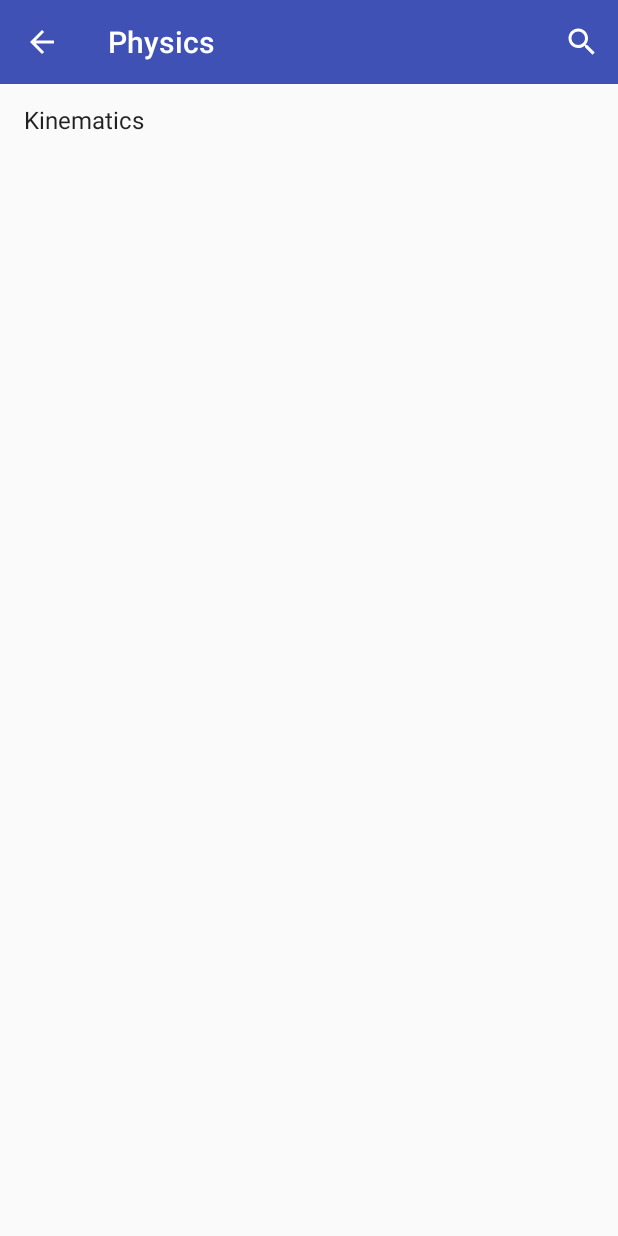
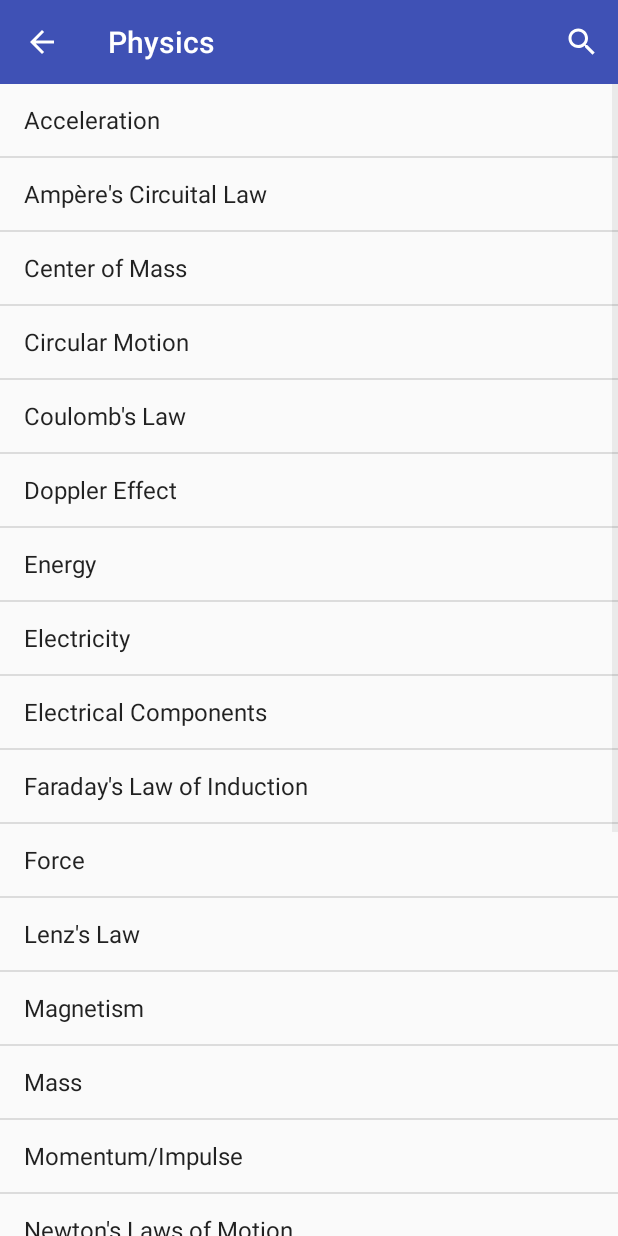
Before and after one commit to Kackerlacka/Mechie, an Android app: the ConceptsPhysics screen opened directly, with no data from a screen before it, on a phone screen of 412 x 824 dp. Run offline under Robolectric (Android 15) with nearby library versions, the phone set to English and light mode, and no system bars.

Commit message:
Added template for many concepts

```diff
--- a/app/src/main/res/values/strings.xml
+++ b/app/src/main/res/values/strings.xml
@@ -92,21 +92,79 @@
     //Concepts Lists
     <string-array name="concepts_mechanics">
         <item>Castigliano\'s Method</item>
+        <item>Hooke\'s Law</item>
+        <item>Modified Goodman Failure Theory</item>
+        <item>Tresca Failure Theory</item>
     </string-array>
     <string-array name="concepts_materials">
+        <item>Ceramics and Glasses</item>
+        <item>Crystallography</item>
         <item>Galvanic Corrosion</item>
+        <item>Metallurgy</item>
+        <item>Nanotechnology</item>
+        <item>Polymers</item>
     </string-array>
     <string-array name="concepts_chemistry">
+        <item>Acids/Bases</item>
+        <item>Atomic Structure</item>
+        <item>Avogadro\'s Law</item>
+        <item>Beer-Lampert Law</item>
+        <item>Boyle\'s Law</item>
+        <item>Charles\'s Law</item>
+        <item>Gibb\'s Free Energy</item>
+        <item>Henry\'s Law</item>
+        <item>Hess\'s Law</item>
         <item>Ideal Gas Law</item>
+        <item>Le Chatelier\'s Principle</item>
+        <item>Lewis Structure</item>
+        <item>Orbital Theory</item>
+        <item>Periodic Table</item>
+        <item>Raoult\'s Law</item>
+        <item>Stoichiometry</item>
     </string-array>
     <string-array name="concepts_physics">
-        <item>Kinematics</item>
+        <item>Acceleration</item>
+        <item>Ampère's Circuital Law</item>
+        <item>Center of Mass</item>
+        <item>Circular Motion</item>
+        <item>Coulomb\'s Law</item>
+        <item>Doppler Effect</item>
+        <item>Energy</item>
+        <item>Electricity</item>
+        <item>Electrical Components</item>
+        <item>Faraday\'s Law of Induction</item>
+        <item>Force</item>
+        <item>Lenz\'s Law</item>
+        <item>Magnetism</item>
+        <item>Mass</item>
+        <item>Momentum/Impulse</item>
+        <item>Newton\'s Laws of Motion</item>
+        <item>Ohm\'s Law</item>
+        <item>Optics</item>
+        <item>Snell\'s Law</item>
+        <item>Speed/Velocity</item>
+        <item>String Theory</item>
+        <item>The Standard Model</item>
+        <item>Torque</item>
+        <item>Work</item>
     </string-array>
     <string-array name="concepts_thermalEngineering">
         <item>1st Law of Thermodynamics</item>
+        <item>2nd Law of Thermodynamics</item>
+        <item>Boiler</item>
+        <item>Condenser</item>
+        <item>Conduction</item>
+        <item>Convection</item>
+        <item>Enthalpy</item>
+        <item>Entropy</item>
+        <item>Heat Exchanger</item>
+        <item>Radiation</item>
+        <item>Thermal Energy</item>
+        <item>Thermodynamic Cycle</item>
     </string-array>
     <string-array name="concepts_mathematics">
-        <item>The Golden Ratio</item>
+        <item>Golden Ratio</item>
+        <item>Pythagorean Theorem</item>
     </string-array>
 
     //Fluid properties names
```
